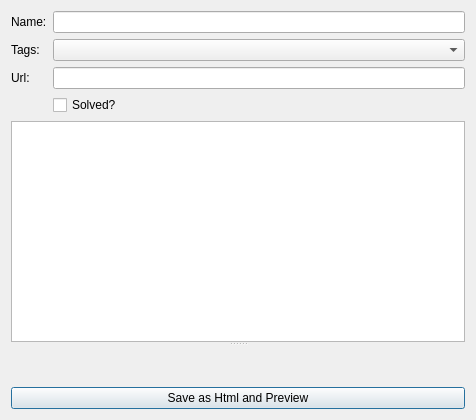
Above: stdtest/taskeditor/doceditor.ui from hack1nt0/stdtest before the change. Below: the same form after it.
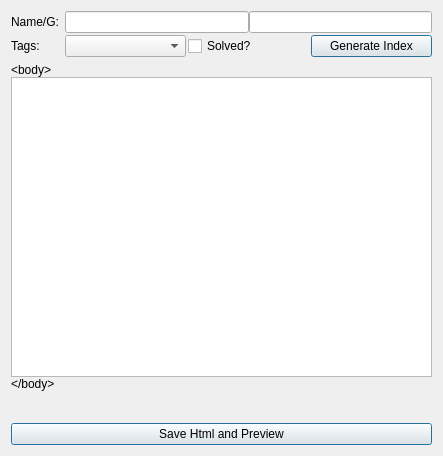
That is the form after the change. Custom widgets are drawn as their Qt base class.

What changed in the file:
```diff
--- a/stdtest/taskeditor/doceditor.ui
+++ b/stdtest/taskeditor/doceditor.ui
@@ -6,28 +6,38 @@
    <rect>
     <x>0</x>
     <y>0</y>
-    <width>476</width>
-    <height>420</height>
+    <width>443</width>
+    <height>456</height>
    </rect>
   </property>
   <property name="windowTitle">
    <string>Form</string>
   </property>
-  <layout class="QVBoxLayout" name="verticalLayout">
+  <layout class="QVBoxLayout" name="verticalLayout_2">
    <item>
     <layout class="QFormLayout" name="formLayout">
      <property name="fieldGrowthPolicy">
-      <enum>QFormLayout::AllNonFixedFieldsGrow</enum>
+      <enum>QFormLayout::FieldGrowthPolicy::AllNonFixedFieldsGrow</enum>
+     </property>
+     <property name="verticalSpacing">
+      <number>2</number>
      </property>
      <item row="0" column="0">
       <widget class="QLabel" name="nameLabel">
        <property name="text">
-        <string>Name:</string>
+        <string>Name/G:</string>
        </property>
       </widget>
      </item>
      <item row="0" column="1">
-      <widget class="QLineEdit" name="nameLineEdit"/>
+      <layout class="QHBoxLayout" name="horizontalLayout_3">
+       <item>
+        <widget class="QLineEdit" name="nameLineEdit"/>
+       </item>
+       <item>
+        <widget class="QLineEdit" name="groupLineEdit"/>
+       </item>
+      </layout>
      </item>
      <item row="1" column="0">
       <widget class="QLabel" name="tagsLabel">
@@ -37,54 +47,121 @@
       </widget>
      </item>
      <item row="1" column="1">
-      <widget class="MultiComboBox" name="tagsComboBox">
-       <property name="sizePolicy">
-        <sizepolicy hsizetype="Preferred" vsizetype="Preferred">
-         <horstretch>0</horstretch>
-         <verstretch>0</verstretch>
-        </sizepolicy>
+      <layout class="QHBoxLayout" name="horizontalLayout_2">
+       <property name="spacing">
+        <number>2</number>
        </property>
+       <item>
+        <widget class="MultiComboBox" name="tagsComboBox">
+         <property name="sizePolicy">
+          <sizepolicy hsizetype="Preferred" vsizetype="Preferred">
+           <horstretch>0</horstretch>
+           <verstretch>0</verstretch>
+          </sizepolicy>
+         </property>
+        </widget>
+       </item>
+       <item>
+        <widget class="QCheckBox" name="checkBox">
+         <property name="text">
+          <string>Solved?</string>
+         </property>
+        </widget>
+       </item>
+       <item>
+        <widget class="QPushButton" name="generateindexButton">
+         <property name="text">
+          <string>Generate Index</string>
+         </property>
+         <property name="default">
+          <bool>true</bool>
+         </property>
+        </widget>
+       </item>
+      </layout>
+     </item>
+    </layout>
+   </item>
+   <item>
+    <layout class="QVBoxLayout" name="verticalLayout">
+     <property name="spacing">
+      <number>0</number>
+     </property>
+     <item>
+      <widget class="QLabel" name="label">
+       <property name="text">
+        <string>&lt;body&gt;</string>
+       </property>
+       <property name="textFormat">
+        <enum>Qt::TextFormat::PlainText</enum>
+       </property>
       </widget>
      </item>
-     <item row="2" column="0">
-      <widget class="QLabel" name="urlLabel">
+     <item>
+      <widget class="QTextEdit" name="textEdit"/>
+     </item>
+     <item>
+      <widget class="QLabel" name="label_3">
        <property name="text">
-        <string>Url:</string>
+        <string>&lt;/body&gt;</string>
        </property>
+       <property name="textFormat">
+        <enum>Qt::TextFormat::PlainText</enum>
+       </property>
       </widget>
      </item>
-     <item row="2" column="1">
-      <widget class="QLineEdit" name="urlLineEdit"/>
+    </layout>
+   </item>
+   <item>
+    <layout class="QHBoxLayout" name="horizontalLayout">
+     <item>
+      <spacer name="horizontalSpacer">
+       <property name="orientation">
+        <enum>Qt::Orientation::Horizontal</enum>
+       </property>
+       <property name="sizeHint" stdset="0">
+        <size>
+         <width>40</width>
+         <height>20</height>
+        </size>
+       </property>
+      </spacer>
      </item>
-     <item row="3" column="0">
-      <widget class="QLabel" name="statusLabel">
+     <item>
+      <widget class="QLabel" name="footer">
        <property name="text">
         <string/>
        </property>
+       <property name="textFormat">
+        <enum>Qt::TextFormat::PlainText</enum>
+       </property>
+       <property name="alignment">
+        <set>Qt::AlignmentFlag::AlignCenter</set>
+       </property>
+       <property name="textInteractionFlags">
+        <set>Qt::TextInteractionFlag::TextSelectableByMouse</set>
+       </property>
       </widget>
      </item>
-     <item row="3" column="1">
-      <widget class="QCheckBox" name="checkBox">
-       <property name="text">
-        <string>Solved?</string>
+     <item>
+      <spacer name="horizontalSpacer_2">
+       <property name="orientation">
+        <enum>Qt::Orientation::Horizontal</enum>
        </property>
-      </widget>
+       <property name="sizeHint" stdset="0">
+        <size>
+         <width>40</width>
+         <height>20</height>
+        </size>
+       </property>
+      </spacer>
      </item>
     </layout>
    </item>
-   <item>
-    <widget class="QSplitter" name="splitter">
-     <property name="orientation">
-      <enum>Qt::Vertical</enum>
-     </property>
-     <widget class="QTextEdit" name="textEdit"/>
-     <widget class="WebViewerX" name="view" native="true"/>
-    </widget>
-   </item>
    <item>
     <widget class="QPushButton" name="saveButton">
      <property name="text">
-      <string>Save as Html and Preview</string>
+      <string>Save Html and Preview</string>
      </property>
      <property name="default">
       <bool>true</bool>
@@ -97,13 +174,7 @@
   <customwidget>
    <class>MultiComboBox</class>
    <extends>QComboBox</extends>
-   <header location="global">cchelper</header>
-  </customwidget>
-  <customwidget>
-   <class>WebViewerX</class>
-   <extends>QWidget</extends>
-   <header location="global">cchelper.webviewer</header>
-   <container>1</container>
+   <header location="global">stdtest</header>
   </customwidget>
  </customwidgets>
  <resources/>
```
